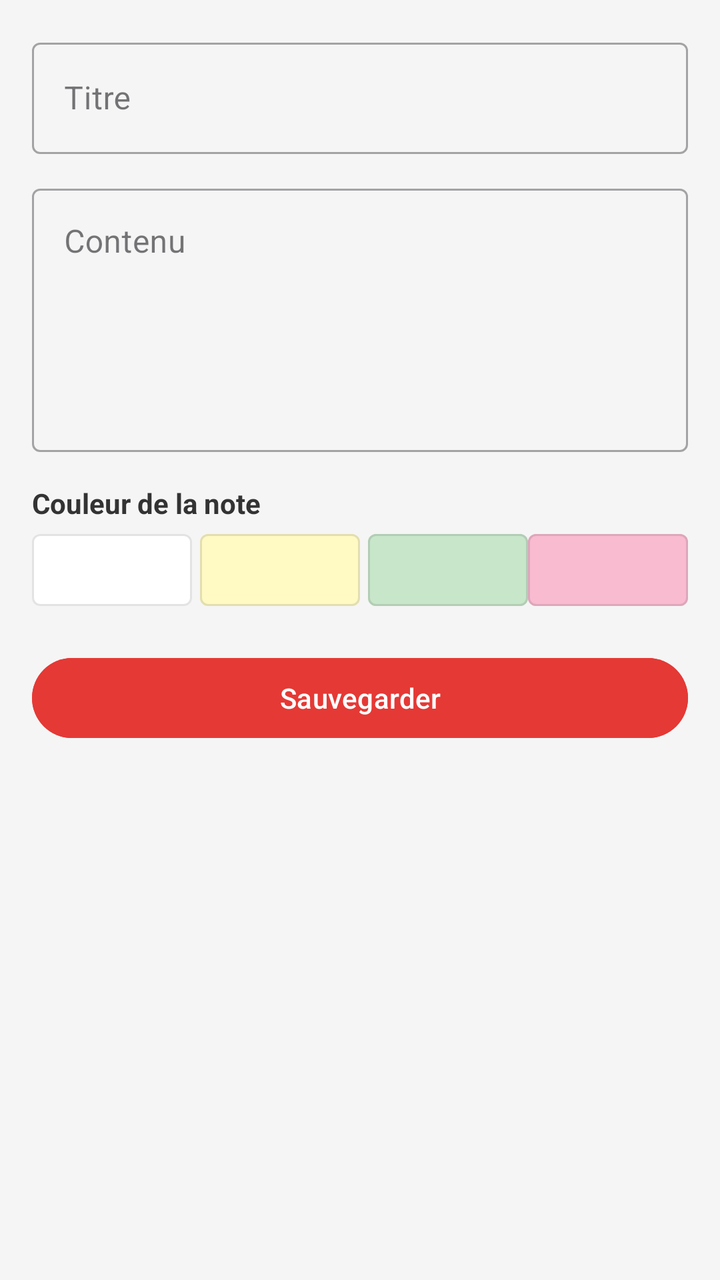
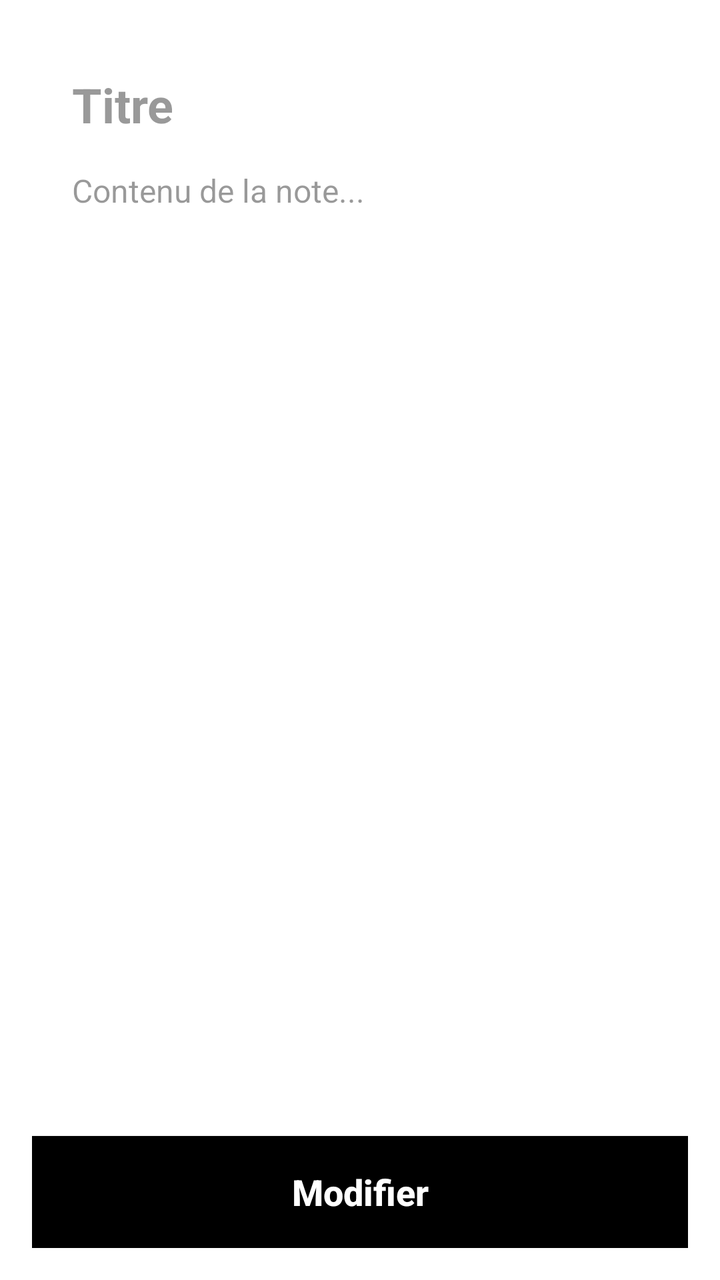

Two renders of the same Android screen: before a commit and after it. Below are the layout's source before the change and the commit's diff.
<!-- AndroidManifest.xml: application theme Theme.GestionnaireNotes -->
<!-- res/layout/activity_edit_note.xml -->
<?xml version="1.0" encoding="utf-8"?>
<ScrollView xmlns:android="http://schemas.android.com/apk/res/android"
    android:layout_width="match_parent"
    android:layout_height="match_parent"
    android:background="#F5F5F5"
    android:padding="16dp">

    <LinearLayout
        android:layout_width="match_parent"
        android:layout_height="wrap_content"
        android:orientation="vertical">

        
        <com.google.android.material.textfield.TextInputLayout
            android:layout_width="match_parent"
            android:layout_height="wrap_content"
            android:hint="Titre"
            style="@style/Widget.MaterialComponents.TextInputLayout.OutlinedBox">

            <com.google.android.material.textfield.TextInputEditText
                android:id="@+id/etTitreEdit"
                android:layout_width="match_parent"
                android:layout_height="wrap_content"
                android:inputType="text"
                android:maxLines="1"/>
        </com.google.android.material.textfield.TextInputLayout>

        
        <com.google.android.material.textfield.TextInputLayout
            android:layout_width="match_parent"
            android:layout_height="wrap_content"
            android:layout_marginTop="12dp"
            android:hint="Contenu"
            style="@style/Widget.MaterialComponents.TextInputLayout.OutlinedBox">

            <com.google.android.material.textfield.TextInputEditText
                android:id="@+id/etContenuEdit"
                android:layout_width="match_parent"
                android:layout_height="wrap_content"
                android:inputType="textMultiLine"
                android:minLines="5"
                android:gravity="top"/>
        </com.google.android.material.textfield.TextInputLayout>

        
        <TextView
            android:layout_width="wrap_content"
            android:layout_height="wrap_content"
            android:layout_marginTop="16dp"
            android:text="Couleur de la note"
            android:textStyle="bold"
            android:textColor="#333333"/>

        <LinearLayout
            android:layout_width="match_parent"
            android:layout_height="wrap_content"
        android:orientation="horizontal">

            
            <Button
                android:id="@+id/btnCouleurBlanc"
                android:layout_width="0dp"
                android:layout_height="48dp"
                android:layout_weight="1"
                android:backgroundTint="#FFFFFF"
                android:tag="#FFFFFF"
                android:text=""
                style="@style/Widget.MaterialComponents.Button.OutlinedButton"/>

            <Button
                android:id="@+id/btnCouleurJaune"
                android:layout_width="0dp"
                android:layout_height="48dp"
                android:layout_weight="1"
                android:layout_marginHorizontal="4dp"
                android:backgroundTint="#FFF9C4"
                android:tag="#FFF9C4"
                android:text=""
                style="@style/Widget.MaterialComponents.Button.OutlinedButton"/>

            <Button
                android:id="@+id/btnCouleurVert"
                android:layout_width="0dp"
                android:layout_height="48dp"
                android:layout_weight="1"
                android:backgroundTint="#C8E6C9"
                android:tag="#C8E6C9"
                android:text=""
                style="@style/Widget.MaterialComponents.Button.OutlinedButton"/>

            <Button
                android:id="@+id/btnCouleurRose"
                android:layout_width="0dp"
                android:layout_height="48dp"
                android:layout_weight="1"
                android:backgroundTint="#F8BBD0"
                android:tag="#F8BBD0"
                android:text=""
                style="@style/Widget.MaterialComponents.Button.OutlinedButton"/>
        </LinearLayout>

        
        <Button
            android:id="@+id/btnSauvegarderEdit"
            android:layout_width="match_parent"
            android:layout_height="wrap_content"
            android:layout_marginTop="16dp"
            android:text="Sauvegarder"
            android:backgroundTint="#E53935"/>

    </LinearLayout>
</ScrollView>
<!-- resources referenced by this layout -->
<resources>
  <style name="Theme.GestionnaireNotes" parent="Base.Theme.GestionnaireNotes" />
  <style name="Base.Theme.GestionnaireNotes" parent="Theme.Material3.DayNight.NoActionBar">
          
          
      </style>
</resources>

<!-- the commit's change to res/layout/activity_edit_note.xml (unified diff, before → after) -->
@@ -1,112 +1,59 @@
 <?xml version="1.0" encoding="utf-8"?>
-<ScrollView xmlns:android="http://schemas.android.com/apk/res/android"
+<RelativeLayout xmlns:android="http://schemas.android.com/apk/res/android"
+    xmlns:app="http://schemas.android.com/apk/res-auto"
     android:layout_width="match_parent"
     android:layout_height="match_parent"
-    android:background="#F5F5F5"
-    android:padding="16dp">
+    android:background="#FFFFFF"
+    android:padding="16dp"> <androidx.cardview.widget.CardView
+    android:id="@+id/layoutEditNote"
+    android:layout_width="match_parent"
+    android:layout_height="match_parent"
+    android:layout_above="@+id/btnSauvegarderEdit"
+    android:layout_marginBottom="24dp"
+    app:cardCornerRadius="20dp"
+    app:cardElevation="0dp"
+    android:clipToOutline="true"> <LinearLayout
+    android:layout_width="match_parent"
+    android:layout_height="match_parent"
+    android:orientation="vertical"
+    android:padding="20dp">
 
-    <LinearLayout
+    <EditText
+        android:id="@+id/etTitreEdit"
         android:layout_width="match_parent"
         android:layout_height="wrap_content"
-        android:orientation="vertical">
+        android:hint="Titre"
+        android:textColor="#000000"
+        android:textColorHint="#66000000"
+        android:textSize="24sp"
+        android:textStyle="bold"
+        android:background="@null"
+        android:paddingBottom="16dp" />
 
-        
-        <com.google.android.material.textfield.TextInputLayout
-            android:layout_width="match_parent"
-            android:layout_height="wrap_content"
-            android:hint="Titre"
-            style="@style/Widget.MaterialComponents.TextInputLayout.OutlinedBox">
+    <EditText
+        android:id="@+id/etContenuEdit"
+        android:layout_width="match_parent"
+        android:layout_height="match_parent"
+        android:hint="Contenu de la note..."
+        android:textColor="#000000"
+        android:textColorHint="#66000000"
+        android:textSize="16sp"
+        android:gravity="top"
+        android:inputType="textMultiLine"
+        android:background="@null" />
+</LinearLayout>
+</androidx.cardview.widget.CardView>
 
-            <com.google.android.material.textfield.TextInputEditText
-                android:id="@+id/etTitreEdit"
-                android:layout_width="match_parent"
-                android:layout_height="wrap_content"
-                android:inputType="text"
-                android:maxLines="1"/>
-        </com.google.android.material.textfield.TextInputLayout>
+    <androidx.appcompat.widget.AppCompatButton
+        android:id="@+id/btnSauvegarderEdit"
+        android:layout_width="match_parent"
+        android:layout_height="56dp"
+        android:layout_alignParentBottom="true"
+        android:text="Modifier"
+        android:textAllCaps="false"
+        android:textSize="18sp"
+        android:textStyle="bold"
+        android:textColor="#FFFFFF"
+        android:background="#000000" />
 
-        
-        <com.google.android.material.textfield.TextInputLayout
-            android:layout_width="match_parent"
-            android:layout_height="wrap_content"
-            android:layout_marginTop="12dp"
-            android:hint="Contenu"
-            style="@style/Widget.MaterialComponents.TextInputLayout.OutlinedBox">
-
-            <com.google.android.material.textfield.TextInputEditText
-                android:id="@+id/etContenuEdit"
-                android:layout_width="match_parent"
-                android:layout_height="wrap_content"
-                android:inputType="textMultiLine"
-                android:minLines="5"
-                android:gravity="top"/>
-        </com.google.android.material.textfield.TextInputLayout>
-
-        
-        <TextView
-            android:layout_width="wrap_content"
-            android:layout_height="wrap_content"
-            android:layout_marginTop="16dp"
-            android:text="Couleur de la note"
-            android:textStyle="bold"
-            android:textColor="#333333"/>
-
-        <LinearLayout
-            android:layout_width="match_parent"
-            android:layout_height="wrap_content"
-        android:orientation="horizontal">
-
-            
-            <Button
-                android:id="@+id/btnCouleurBlanc"
-                android:layout_width="0dp"
-                android:layout_height="48dp"
-                android:layout_weight="1"
-                android:backgroundTint="#FFFFFF"
-                android:tag="#FFFFFF"
-                android:text=""
-                style="@style/Widget.MaterialComponents.Button.OutlinedButton"/>
-
-            <Button
-                android:id="@+id/btnCouleurJaune"
-                android:layout_width="0dp"
-                android:layout_height="48dp"
-                android:layout_weight="1"
-                android:layout_marginHorizontal="4dp"
-                android:backgroundTint="#FFF9C4"
-                android:tag="#FFF9C4"
-                android:text=""
-                style="@style/Widget.MaterialComponents.Button.OutlinedButton"/>
-
-            <Button
-                android:id="@+id/btnCouleurVert"
-                android:layout_width="0dp"
-                android:layout_height="48dp"
-                android:layout_weight="1"
-                android:backgroundTint="#C8E6C9"
-                android:tag="#C8E6C9"
-                android:text=""
-                style="@style/Widget.MaterialComponents.Button.OutlinedButton"/>
-
-            <Button
-                android:id="@+id/btnCouleurRose"
-                android:layout_width="0dp"
-                android:layout_height="48dp"
-                android:layout_weight="1"
-                android:backgroundTint="#F8BBD0"
-                android:tag="#F8BBD0"
-                android:text=""
-                style="@style/Widget.MaterialComponents.Button.OutlinedButton"/>
-        </LinearLayout>
-
-        
-        <Button
-            android:id="@+id/btnSauvegarderEdit"
-            android:layout_width="match_parent"
-            android:layout_height="wrap_content"
-            android:layout_marginTop="16dp"
-            android:text="Sauvegarder"
-            android:backgroundTint="#E53935"/>
-
-    </LinearLayout>
-</ScrollView>
+</RelativeLayout>
